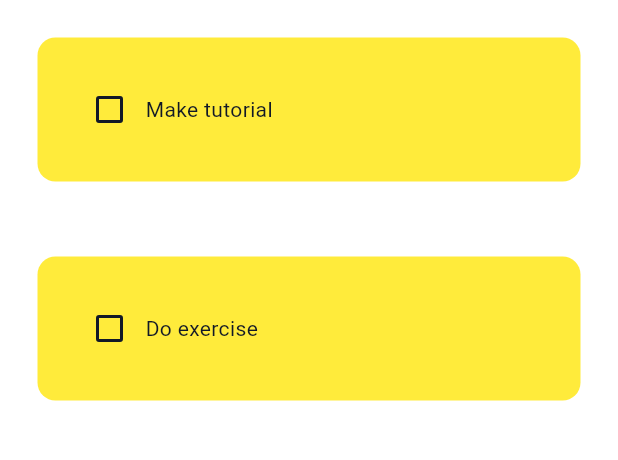
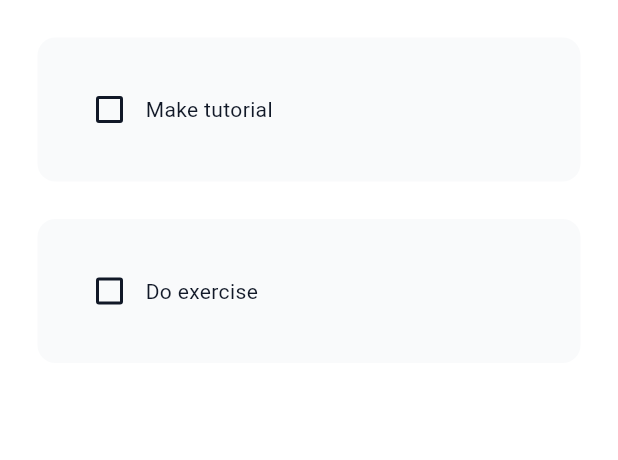
Before and after one commit to arunmainali/flutter-todo, a Flutter app: the screen it shows after launch, on a phone screen of 412 x 824 dp, the part 84-544 px from its top. Run offline on Flutter 3.47's test engine with Material 3 defaults, Android fonts, the phone set to English and light mode, and no system bars.

Commit message:
Removed hard-coded colors. Intead I now pull colors from the theme for the ToDoTile widget.

```diff
--- a/lib/util/todo_tile.dart
+++ b/lib/util/todo_tile.dart
@@ -3,30 +3,47 @@ import 'package:flutter/material.dart';
 class ToDoTile extends StatelessWidget {
   final String taskName;
   final bool taskCompleted;
-  Function(bool?)? onChanged;
+  final Function(bool?)? onChanged;
 
-  ToDoTile({
+  const ToDoTile({
     super.key,
     required this.taskName,
     required this.taskCompleted,
     required this.onChanged,
-    });
+  });
 
   @override
   Widget build(BuildContext context) {
+    final colors = Theme.of(context).colorScheme;
+
     return Padding(
-      padding: const EdgeInsets.all(25.0),
+      padding: const EdgeInsets.only(left: 25.0, right: 25.0, top: 25.0),
       child: Container(
-        padding: EdgeInsets.all(24),
+        padding: const EdgeInsets.all(24),
+        decoration: BoxDecoration(
+          color: colors.surface, // base color (was Colors.yellow)
+          borderRadius: BorderRadius.circular(12),
+        ),
         child: Row(
           children: [
-            Checkbox(value: taskCompleted, onChanged: onChanged),
-            Text(taskName),
+            Checkbox(
+              value: taskCompleted,
+              onChanged: onChanged,
+              activeColor: colors.primary, // accent color
+              checkColor: colors.onPrimary, // contrast on accent
+            ),
+            Expanded(
+              child: Text(
+                taskName,
+                style: TextStyle(
+                  color: colors.onSurface, // contrast text
+                  decoration: taskCompleted
+                      ? TextDecoration.lineThrough
+                      : TextDecoration.none,
+                ),
+              ),
+            ),
           ],
-        ),
-        decoration: BoxDecoration(
-          color: Colors.yellow,
-          borderRadius: BorderRadius.circular(12),
         ),
       ),
     );
```
